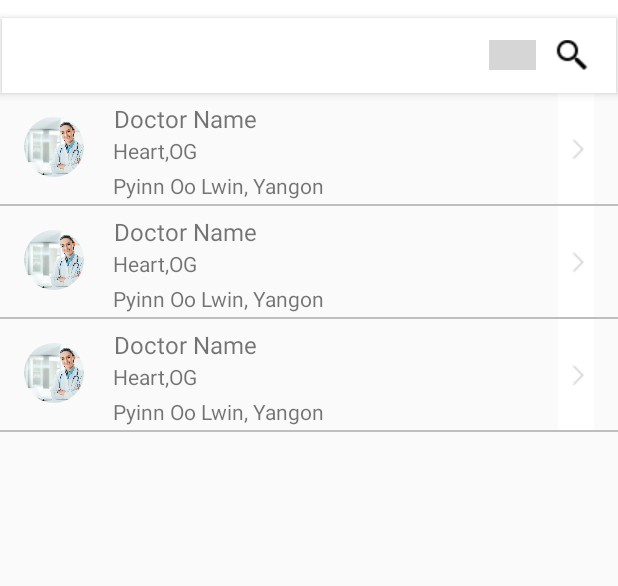
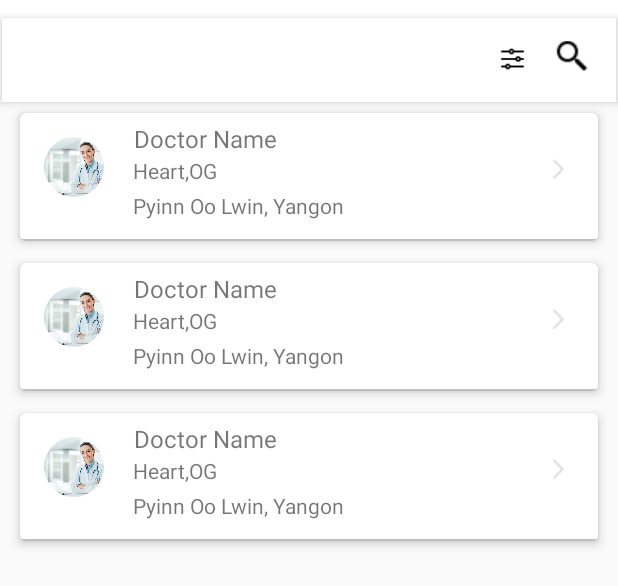
Before and after one commit to ThiriWai26/clinic_android, an Android app: the layout app_bar_drawer.xml on its own in the app's theme, with its tools: preview values and no code run, on a phone screen of 412 x 824 dp. Shown: the top 586 px of the screen. Run offline under Robolectric (Android 15) with nearby library versions, the phone set to English and light mode, and no system bars; grey boxes are pictures that could not be loaded.

Commit message:
card view in app_bar_drawer

```diff
--- a/app/src/main/res/layout/activity_main.xml
+++ b/app/src/main/res/layout/activity_main.xml
@@ -28,6 +28,7 @@
             android:textSize="18dp"
             android:textStyle="bold" />
 
+
         <android.support.v7.widget.SearchView
             android:id="@+id/sv"
             android:layout_width="wrap_content"
@@ -36,7 +37,7 @@
             android:layout_alignParentBottom="true"
             android:layout_marginRight="1dp"
             android:layout_marginBottom="6dp"
-            app:searchHintIcon="@drawable/ic_search">
+            app:searchHintIcon="@drawable/ic_menusr">
 
             <requestFocus />
 
--- a/app/src/main/res/layout/app_bar_drawer.xml
+++ b/app/src/main/res/layout/app_bar_drawer.xml
@@ -2,7 +2,6 @@
 <RelativeLayout xmlns:android="http://schemas.android.com/apk/res/android"
     xmlns:app="http://schemas.android.com/apk/res-auto"
     xmlns:tools="http://schemas.android.com/tools"
-    xmlns:card_view="http://schemas.android.com/apk/res-auto"
     android:layout_width="match_parent"
     android:layout_height="match_parent"
     tools:context=".Activity.DrawerActivity"
@@ -18,7 +17,7 @@
         <android.support.v7.widget.Toolbar
             android:id="@+id/toolbar"
             android:layout_width="match_parent"
-            android:layout_height="50dp"
+            android:layout_height="match_parent"
             android:layout_alignBottom="@+id/appBarLayout"
             android:layout_marginLeft="1dp"
             android:layout_marginTop="12dp"
@@ -42,6 +41,7 @@
                 android:layout_width="match_parent"
                 android:layout_height="match_parent"
                 android:orientation="horizontal">
+
                 <TextView
                     android:id="@+id/txtdoctor"
                     android:layout_width="0dp"
@@ -68,7 +68,7 @@
                     style="@style/SearchViewStyle"
                     android:layout_width="wrap_content"
                     android:layout_height="20dp"
-                    android:layout_gravity="center"
+                    android:layout_gravity="end"
                     android:background="#FFFFFF"
                     android:gravity="center_vertical"
                     app:queryHint="Search Doctor">
@@ -81,8 +81,6 @@
         </android.support.v7.widget.Toolbar>
 
     </android.support.design.widget.AppBarLayout>
-
-
 
             <!--<include layout="@layout/content_drawer" />-->
             <android.support.v7.widget.RecyclerView
@@ -98,4 +96,5 @@
                 tools:listitem="@layout/layout_doctor_list"
                 tools:ignore="NotSibling" />
 
+
 </RelativeLayout>
--- a/app/src/main/res/layout/layout_doctor_list.xml
+++ b/app/src/main/res/layout/layout_doctor_list.xml
@@ -1,8 +1,22 @@
 <?xml version="1.0" encoding="utf-8"?>
 <RelativeLayout xmlns:android="http://schemas.android.com/apk/res/android"
     android:layout_width="wrap_content"
-    android:layout_height="wrap_content">
+    android:layout_height="wrap_content"
+    xmlns:card_view="http://schemas.android.com/apk/res-auto">
 
+    <android.support.v7.widget.CardView
+        android:layout_width="match_parent"
+        android:layout_height="100dp"
+        android:layout_marginLeft="8dp"
+        android:layout_marginRight="8dp"
+        card_view:cardBackgroundColor="#fff"
+        card_view:cardCornerRadius="4dp"
+        card_view:cardElevation="4dp"
+        card_view:cardUseCompatPadding="true">
+
+        <RelativeLayout
+            android:layout_width="wrap_content"
+            android:layout_height="wrap_content">
 
             <TextView
                 android:id="@+id/tvid"
@@ -64,7 +78,9 @@
                 android:layout_alignParentBottom="true"
                 android:background="#bebebe" />
 
+        </RelativeLayout>
 
 
+    </android.support.v7.widget.CardView>
 
 </RelativeLayout>
```
Also changed, not shown: app/src/main/java/com/example/clinic_project/Activity/DoctorListActivity.java (+23 -0 lines), app/src/main/java/com/example/clinic_project/Activity/DrawerActivity.java (+11 -4 lines), app/src/main/res/menu/menu_setting.xml (added, +19 -0 lines), app/src/main/res/menu/search_view_menu.xml (+8 -1 lines), app/src/main/res/drawable/setting.png (added). Lines whose indentation alone changed are shown as unchanged.
